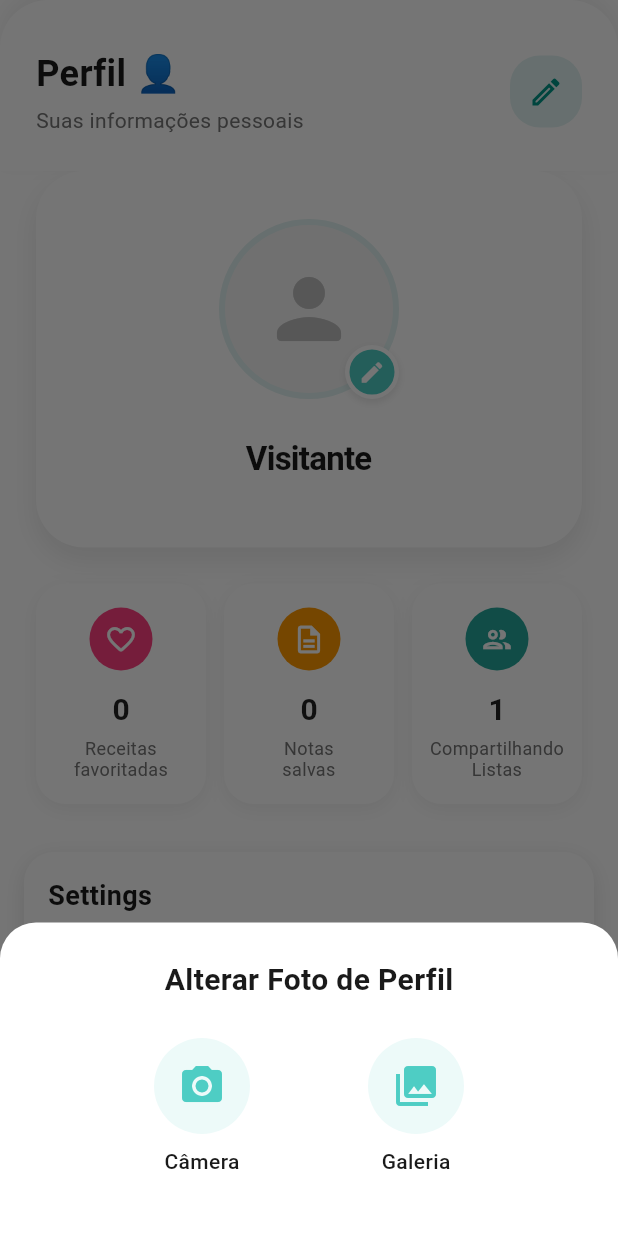
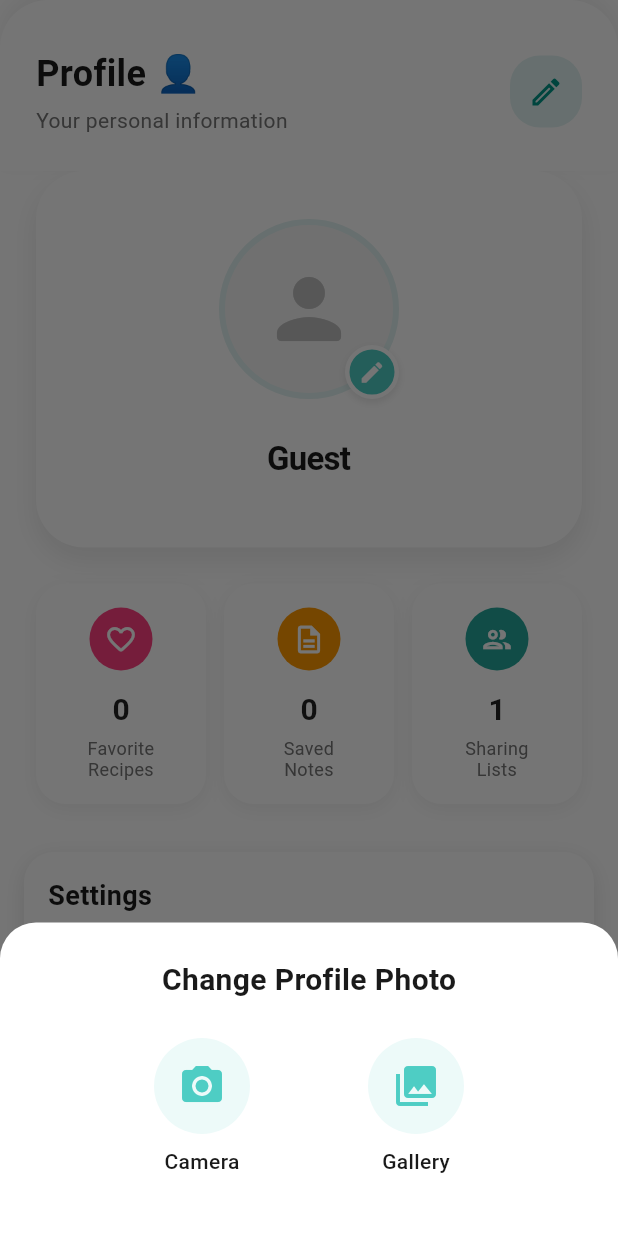
Before and after one commit to bcabreu/smart_market_list, a Flutter app: the ProfileScreen screen opened directly, after a tap on the "edit" icon, on a phone screen of 412 x 824 dp. Run offline on Flutter 3.47's test engine with Material 3 defaults, Android fonts, the phone set to English and light mode, and no system bars; our stand-ins replace cached_network_image, flutter_riverpod, font_awesome_flutter, hive, hive_flutter, image_picker and 3 more; accounts and stored records are empty; network calls fail.

Commit message:
feat: complete profile localization and fix compilation errors

```diff
--- a/lib/l10n/app_en.arb
+++ b/lib/l10n/app_en.arb
@@ -61,5 +61,18 @@
   "imageNotFound": "Image not found",
   "deleteNoteTitle": "Delete Note?",
   "deleteNoteMessage": "Are you sure you want to delete this note permanently?",
-  "delete": "Delete"
+  "delete": "Delete",
+  "profileTitle": "Profile 👤",
+  "personalInfo": "Your personal information",
+  "guest": "Guest",
+  "favoriteRecipesStats": "Favorite\nRecipes",
+  "savedNotesStats": "Saved\nNotes",
+  "sharingListsStats": "Sharing\nLists",
+  "editProfileSoon": "Edit profile (Coming soon)",
+  "changePhoto": "Change Profile Photo",
+  "camera": "Camera",
+  "gallery": "Gallery",
+  "imageError": "Error selecting image: {error}",
+  "clientSince": "Customer since",
+  "premiumLabel": "Premium"
 }
--- a/lib/providers/user_provider.dart
+++ b/lib/providers/user_provider.dart
@@ -4,4 +4,4 @@ import 'package:flutter_riverpod/flutter_riverpod.dart';
 final isPremiumProvider = StateProvider<bool>((ref) => false);
 
 // User name provider
-final userNameProvider = StateProvider<String>((ref) => 'Visitante');
+final userNameProvider = StateProvider<String?>((ref) => null);
--- a/lib/ui/screens/profile/widgets/profile_header.dart
+++ b/lib/ui/screens/profile/widgets/profile_header.dart
@@ -1,6 +1,7 @@
 import 'package:flutter/material.dart';
 import 'package:flutter_riverpod/flutter_riverpod.dart';
 import 'package:smart_market_list/core/theme/app_colors.dart';
+import 'package:smart_market_list/l10n/generated/app_localizations.dart';
 
 class ProfileHeader extends ConsumerWidget {
   const ProfileHeader({super.key});
@@ -8,6 +9,7 @@ class ProfileHeader extends ConsumerWidget {
   @override
   Widget build(BuildContext context, WidgetRef ref) {
     final isDark = Theme.of(context).brightness == Brightness.dark;
+    final l10n = AppLocalizations.of(context)!;
 
     return Container(
       padding: const EdgeInsets.fromLTRB(24, 32, 24, 24),
@@ -28,16 +30,16 @@ class ProfileHeader extends ConsumerWidget {
           Column(
             crossAxisAlignment: CrossAxisAlignment.start,
             children: [
-              const Text(
-                'Perfil 👤',
-                style: TextStyle(
+              Text(
+                l10n.profileTitle,
+                style: const TextStyle(
                   fontSize: 24,
                   fontWeight: FontWeight.bold,
                 ),
               ),
               const SizedBox(height: 4),
               Text(
-                'Suas informações pessoais',
+                l10n.personalInfo,
                 style: TextStyle(
                   fontSize: 14,
                   color: isDark ? Colors.grey[400] : Colors.grey[600],
@@ -53,7 +55,7 @@ class ProfileHeader extends ConsumerWidget {
             child: IconButton(
               onPressed: () {
                 ScaffoldMessenger.of(context).showSnackBar(
-                  const SnackBar(content: Text('Editar perfil (Em breve)')),
+                  SnackBar(content: Text(l10n.editProfileSoon)),
                 );
               },
               icon: const Icon(Icons.edit_outlined, color: Color(0xFF009688)), // Teal
--- a/lib/ui/screens/profile/widgets/profile_stats.dart
+++ b/lib/ui/screens/profile/widgets/profile_stats.dart
@@ -6,12 +6,15 @@ import 'package:smart_market_list/providers/shopping_notes_provider.dart';
 import 'package:smart_market_list/ui/screens/profile/favorite_recipes_screen.dart';
 import 'package:smart_market_list/providers/navigation_provider.dart';
 
+import 'package:smart_market_list/l10n/generated/app_localizations.dart';
+
 class ProfileStats extends ConsumerWidget {
   const ProfileStats({super.key});
 
   @override
   Widget build(BuildContext context, WidgetRef ref) {
     const double cardSpacing = 12.0;
+    final l10n = AppLocalizations.of(context)!;
 
     // Watch providers
     final recipesAsync = ref.watch(recipesProvider);
@@ -39,7 +42,7 @@ class ProfileStats extends ConsumerWidget {
             iconColor: Colors.white,
             iconBgColor: const Color(0xFFFF4081), // PinkAccent
             count: '$favoritesCount',
-            label: 'Receitas\nfavoritadas',
+            label: l10n.favoriteRecipesStats,
             onTap: () {
               Navigator.push(
                 context,
@@ -56,7 +59,7 @@ class ProfileStats extends ConsumerWidget {
             iconColor: Colors.white,
             iconBgColor: const Color(0xFFFF9800), // Orange
             count: '$notesCount',
-            label: 'Notas\nsalvas',
+            label: l10n.savedNotesStats,
             onTap: () {
                ref.read(bottomNavIndexProvider.notifier).state = 1;
             },
@@ -68,7 +71,7 @@ class ProfileStats extends ConsumerWidget {
             iconColor: Colors.white,
             iconBgColor: const Color(0xFF26A69A), // Teal
             count: '1',
-            label: 'Compartilhando\nListas',
+            label: l10n.sharingListsStats,
           ),
         ],
       ),
--- a/lib/ui/screens/profile/widgets/profile_summary.dart
+++ b/lib/ui/screens/profile/widgets/profile_summary.dart
@@ -7,10 +7,13 @@ import 'package:smart_market_list/core/theme/app_colors.dart';
 import 'package:smart_market_list/providers/profile_provider.dart';
 import 'package:smart_market_list/providers/user_provider.dart';
 
+import 'package:smart_market_list/l10n/generated/app_localizations.dart';
+
 class ProfileSummary extends ConsumerWidget {
   const ProfileSummary({super.key});
 
   Future<void> _pickImage(BuildContext context, WidgetRef ref, ImageSource source) async {
+    final l10n = AppLocalizations.of(context)!;
     try {
       final picker = ImagePicker();
       final pickedFile = await picker.pickImage(
@@ -25,12 +28,13 @@ class ProfileSummary extends ConsumerWidget {
       }
     } catch (e) {
       ScaffoldMessenger.of(context).showSnackBar(
-        SnackBar(content: Text('Erro ao selecionar imagem: $e')),
+        SnackBar(content: Text(l10n.imageError(e.toString()))),
       );
     }
   }
 
   void _showImageSourceActionSheet(BuildContext context, WidgetRef ref) {
+    final l10n = AppLocalizations.of(context)!;
     showModalBottomSheet(
       context: context,
       backgroundColor: Colors.transparent,
@@ -43,9 +47,9 @@ class ProfileSummary extends ConsumerWidget {
         child: Column(
           mainAxisSize: MainAxisSize.min,
           children: [
-            const Text(
-              'Alterar Foto de Perfil',
-              style: TextStyle(fontSize: 20, fontWeight: FontWeight.bold),
+            Text(
+              l10n.changePhoto,
+              style: const TextStyle(fontSize: 20, fontWeight: FontWeight.bold),
             ),
             const SizedBox(height: 24),
             Row(
@@ -54,7 +58,7 @@ class ProfileSummary extends ConsumerWidget {
                 _buildActionButton(
                   context,
                   icon: Icons.camera_alt,
-                  label: 'Câmera',
+                  label: l10n.camera,
                   onTap: () {
                     Navigator.pop(context);
                     _pickImage(context, ref, ImageSource.camera);
@@ -63,7 +67,7 @@ class ProfileSummary extends ConsumerWidget {
                 _buildActionButton(
                   context,
                   icon: Icons.photo_library,
-                  label: 'Galeria',
+                  label: l10n.gallery,
                   onTap: () {
                     Navigator.pop(context);
                     _pickImage(context, ref, ImageSource.gallery);
@@ -230,7 +234,7 @@ class ProfileSummary extends ConsumerWidget {
 
           // Name
           Text(
-            userName,
+            userName ?? AppLocalizations.of(context)!.guest,
             style: const TextStyle(
               fontSize: 22,
               fontWeight: FontWeight.bold,
@@ -245,7 +249,7 @@ class ProfileSummary extends ConsumerWidget {
               mainAxisAlignment: MainAxisAlignment.center,
               children: [
                 Text(
-                  'Cliente desde Nov 2024',
+                  '${AppLocalizations.of(context)!.clientSince} Nov 2024',
                   style: TextStyle(
                     color: isDark ? Colors.grey[400] : Colors.grey[600],
                     fontSize: 14,
@@ -258,12 +262,12 @@ class ProfileSummary extends ConsumerWidget {
                     color: const Color(0xFFFF8F00), // Orange
                     borderRadius: BorderRadius.circular(20),
                   ),
-                  child: const Row(
+                  child: Row(
                     children: [
                       FaIcon(FontAwesomeIcons.crown, color: Colors.white, size: 12),
                       SizedBox(width: 6),
                       Text(
-                        'Premium',
+                        AppLocalizations.of(context)!.premiumLabel,
                         style: TextStyle(
                           color: Colors.white,
                           fontWeight: FontWeight.bold,
```
Also changed, not shown: lib/l10n/app_pt.arb (+14 -1 lines), lib/ui/screens/profile/profile_screen.dart (+4 -3 lines), lib/l10n/generated/app_localizations.dart, lib/l10n/generated/app_localizations_en.dart, lib/l10n/generated/app_localizations_pt.dart.
